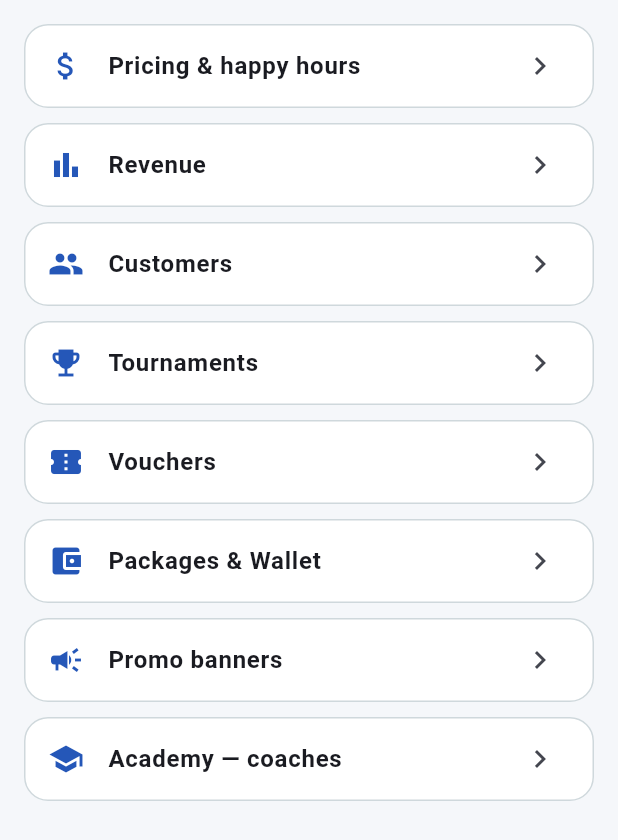
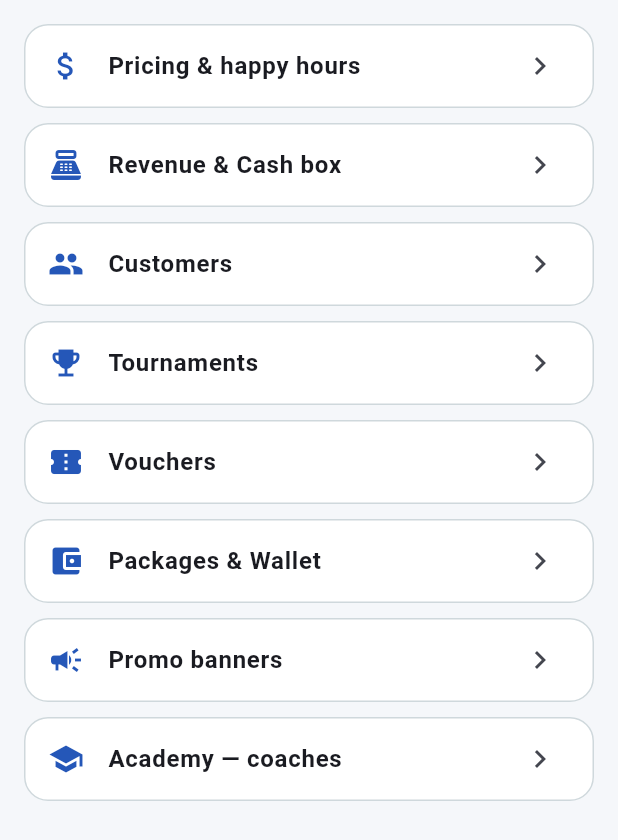
Before and after one commit to basharrahhaliq-cell/Padel-app, a Flutter app: the AdminMoreScreen widget shown alone on an empty page, opened directly, on a phone screen of 412 x 824 dp. Shown: the top 840 px of the screen. Run offline on Flutter 3.47's test engine with Material 3 defaults, Android fonts, the phone set to English and light mode, and no system bars; our stand-ins replace cloud_firestore, firebase_auth, firebase_core, firebase_messaging, flutter_local_notifications, flutter_timezone and 3 more; accounts and stored records are empty.

Commit message:
Rename revenue entry to "Revenue & Cash box" for clarity
Co-Authored-By: Claude Fable 5 <noreply@anthropic.com>
Claude-Session: https://claude.ai/code/session_01Aw5U5LBdLKqLreCcoJxRFP

```diff
--- a/lib/src/screens/admin/admin_more_screen.dart
+++ b/lib/src/screens/admin/admin_more_screen.dart
@@ -19,8 +19,8 @@ class AdminMoreScreen extends StatelessWidget {
     final items = <(IconData, String, Widget Function())>[
       (Icons.attach_money, 'Pricing & happy hours', () => const _Page(
           title: 'Pricing', child: PricingScreen())),
-      (Icons.bar_chart, 'Revenue', () =>
-          const _Page(title: 'Revenue', child: RevenueScreen())),
+      (Icons.point_of_sale, 'Revenue & Cash box', () => const _Page(
+          title: 'Revenue & Cash box', child: RevenueScreen())),
       (Icons.people, 'Customers', () => const CustomersScreen()),
       (Icons.emoji_events, 'Tournaments', () =>
           const TournamentsAdminScreen()),
--- a/lib/src/screens/admin/revenue_screen.dart
+++ b/lib/src/screens/admin/revenue_screen.dart
@@ -179,9 +179,11 @@ class _RevenueScreenState extends State<RevenueScreen> {
                       TextStyle(color: Colors.grey.shade600, fontSize: 13)),
               if (data.dayBookings.isNotEmpty) ...[
                 const SizedBox(height: 20),
-                Text('Record payments',
+                Text('Cash box — record payments',
                     style: Theme.of(context).textTheme.titleLarge),
-                Text('Tap a booking when the customer pays at the club.',
+                Text(
+                    'Tap a booking when the customer pays and enter the '
+                    'amount you actually received (friend rates welcome).',
                     style: TextStyle(
                         color: Colors.grey.shade600, fontSize: 13)),
                 const SizedBox(height: 8),
```
